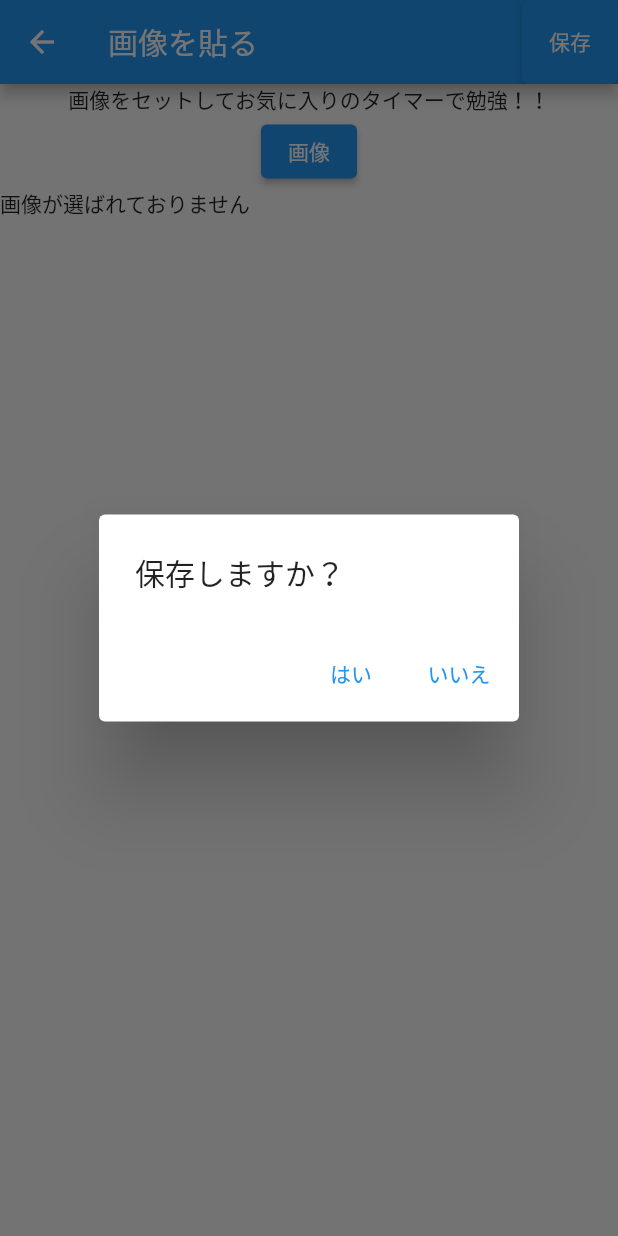
After one commit to tomoki1590/timer_app, a Flutter app: the ImagePage screen opened directly, after a tap on "保存", on a phone screen of 412 x 824 dp. The commit adds this screen. Run offline on Flutter 3.47's test engine with Material 2 defaults, Android fonts, the phone set to English and light mode, and no system bars; our stand-ins replace flutter_speed_dial, image_picker.

Commit message:
画像配置

```diff
--- /dev/null
+++ b/lib/image.dart
@@ -0,0 +1,68 @@
+import 'package:flutter/material.dart';
+import 'dart:io';
+import 'package:image_picker/image_picker.dart';
+
+class ImagePage extends StatefulWidget {
+  const ImagePage({Key? key}) : super(key: key);
+
+  @override
+  State<ImagePage> createState() => _ImagePageState();
+}
+
+class _ImagePageState extends State<ImagePage> {
+  File? image;
+  final ImagePicker picker = ImagePicker();
+  Future getImageFromGarally() async {
+    final pickedFile = await picker.pickImage(source: ImageSource.gallery);
+    setState(() {
+      if (pickedFile != null) {
+        image = File(pickedFile.path);
+      }
+    });
+  }
+
+  @override
+  Widget build(BuildContext context) {
+    return Scaffold(
+      appBar: AppBar(actions: [
+        ElevatedButton(
+          onPressed: () {
+            showDialog(
+                context: context,
+                builder: (_) {
+                  return AlertDialog(
+                    title: const Text('保存しますか？'),
+                    actions: [
+                      TextButton(onPressed: () {}, child: const Text('はい')),
+                      TextButton(onPressed: () {}, child: const Text('いいえ'))
+                    ],
+                  );
+                });
+          },
+          child: const Text('保存'),
+        )
+      ], title: const Text('画像を貼る')),
+      body: Column(
+        children: [
+          const Text('画像をセットしてお気に入りのタイマーで勉強！！'),
+          ElevatedButton(
+              onPressed: () {
+                getImageFromGarally();
+              },
+              child: const Text('画像')),
+              Row(
+                          children: [
+                            Container(
+                              height: 200,
+                              width: 300,
+                              child: image == null
+                                  ? Text('画像が選ばれておりません')
+                                  : Image.file(image!),
+                            ),
+                          ],
+                        ),
+        ],
+      ),
+    );
+  }
+}
--- a/pubspec.yaml
+++ b/pubspec.yaml
@@ -37,6 +37,8 @@ dependencies:
   cupertino_timer: ^1.0.2
   slide_countdown: ^0.3.4
   flutter_speed_dial: ^6.2.0
+  intl: ^0.17.0
+  image_picker: ^0.8.6
 
 dev_dependencies:
   flutter_test:
```
Also changed, not shown: lib/home_page.dart (+14 -3 lines), lib/main.dart (+14 -0 lines), lib/timer.dart (+29 -57 lines), pubspec.lock, 7 other files.
